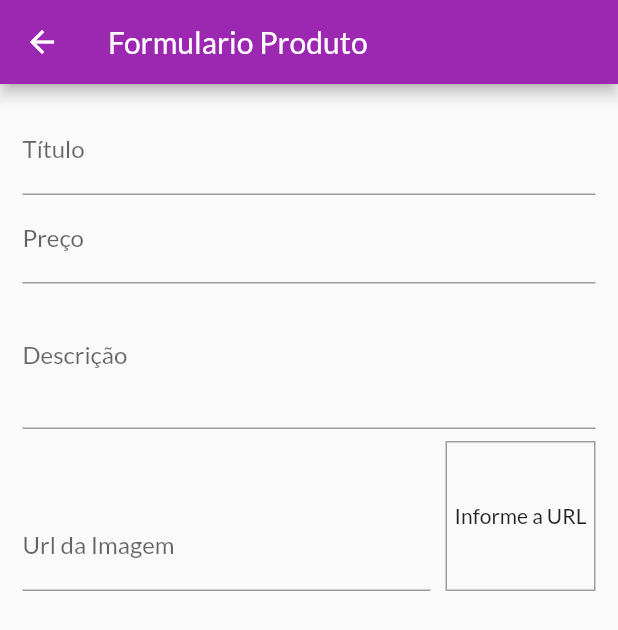
After one commit to getJv/cod3rs_shop, a Flutter app: the ProductFormScreen screen opened by its route, on a phone screen of 412 x 824 dp. The commit adds this screen. Shown: the top 630 px of the screen. Run offline on Flutter 3.47's test engine with Material 2 defaults, Android fonts, the phone set to English and light mode, and no system bars; network calls fail.

Commit message:
update: class 246 ok

```diff
--- a/lib/main.dart
+++ b/lib/main.dart
@@ -5,7 +5,9 @@ import 'package:cod3r_shop/utils/app_routes.dart';
 import 'package:cod3r_shop/views/cart_screen.dart';
 import 'package:cod3r_shop/views/orders_screen.dart';
 import 'package:cod3r_shop/views/product_detail_screen.dart';
+import 'package:cod3r_shop/views/product_form_screen.dart';
 import 'package:cod3r_shop/views/products_overview_screen.dart';
+import 'package:cod3r_shop/views/products_screen.dart';
 import 'package:flutter/material.dart';
 import 'package:provider/provider.dart';
 
@@ -40,6 +42,8 @@ class MyApp extends StatelessWidget {
           AppRoutes.PRODUCT_DETAIL: (ctx) => ProductDetailScreen(),
           AppRoutes.CART: (ctx) => CartScreen(),
           AppRoutes.ORDERS: (ctx) => OrdersScreens(),
+          AppRoutes.PRODUCTS: (ctx) => ProductsScreen(),
+          AppRoutes.PRODUCT_FORM: (ctx) => ProductFormScreen(),
         },
       ),
     );
--- a/lib/providers/product_provider.dart
+++ b/lib/providers/product_provider.dart
@@ -10,6 +10,10 @@ class ProductsProvider with ChangeNotifier {
   // gera uma nova lista com o spreadOperator
   List<Product> get items => [..._items];
 
+  int get itemsCount {
+    return _items.length;
+  }
+
   List<Product> get favoriteItems =>
       _items.where((prod) => prod.isFavorite).toList();
 
--- a/lib/utils/app_routes.dart
+++ b/lib/utils/app_routes.dart
@@ -3,4 +3,6 @@ class AppRoutes {
   static const CART = '/cart';
   static const ORDERS = '/orders';
   static const HOME = '/home';
+  static const PRODUCTS = '/products';
+  static const PRODUCT_FORM = '/product-form';
 }
--- /dev/null
+++ b/lib/views/product_form_screen.dart
@@ -0,0 +1,109 @@
+import 'package:flutter/material.dart';
+
+class ProductFormScreen extends StatefulWidget {
+  @override
+  _ProductFormScreenState createState() => _ProductFormScreenState();
+}
+
+class _ProductFormScreenState extends State<ProductFormScreen> {
+  final _priceFocusNode = FocusNode();
+  final _descriptonFocusNode = FocusNode();
+  final _imageUrlFocusNode = FocusNode();
+  final _imageUrlController = TextEditingController();
+
+  void _updateUmageUrl() {
+    setState(() {});
+  }
+
+  @override
+  void initState() {
+    super.initState();
+    _imageUrlFocusNode.addListener(_updateUmageUrl);
+  }
+
+  @override
+  void dispose() {
+    super.dispose();
+    _priceFocusNode.dispose();
+    _descriptonFocusNode.dispose();
+    _imageUrlFocusNode.removeListener(_updateUmageUrl);
+    _imageUrlFocusNode.dispose();
+  }
+
+  @override
+  Widget build(BuildContext context) {
+    return Scaffold(
+      appBar: AppBar(
+        title: Text('Formulario Produto'),
+      ),
+      body: Padding(
+        padding: EdgeInsets.all(15.0),
+        child: Form(
+          child: ListView(
+            children: [
+              TextFormField(
+                decoration: InputDecoration(
+                  labelText: 'Título',
+                ),
+                textInputAction: TextInputAction.next,
+                onFieldSubmitted: (_) {
+                  FocusScope.of(context).requestFocus(_priceFocusNode);
+                },
+              ),
+              TextFormField(
+                decoration: InputDecoration(
+                  labelText: 'Preço',
+                ),
+                onFieldSubmitted: (_) {
+                  FocusScope.of(context).requestFocus(_descriptonFocusNode);
+                },
+                focusNode: _priceFocusNode,
+                textInputAction: TextInputAction.next,
+                keyboardType: TextInputType.numberWithOptions(decimal: true),
+              ),
+              TextFormField(
+                decoration: InputDecoration(
+                  labelText: 'Descrição',
+                ),
+                focusNode: _descriptonFocusNode,
+                maxLines: 3,
+                keyboardType: TextInputType.multiline,
+              ),
+              Row(
+                crossAxisAlignment: CrossAxisAlignment.end,
+                children: [
+                  Expanded(
+                    child: TextFormField(
+                      decoration: InputDecoration(
+                        labelText: 'Url da Imagem ',
+                      ),
+                      controller: _imageUrlController,
+                      keyboardType: TextInputType.url,
+                      textInputAction: TextInputAction.done,
+                      focusNode: _imageUrlFocusNode,
+                    ),
+                  ),
+                  Container(
+                    height: 100,
+                    width: 100,
+                    margin: EdgeInsets.only(top: 8, left: 10),
+                    decoration: BoxDecoration(
+                      border: Border.all(color: Colors.grey, width: 1),
+                    ),
+                    alignment: Alignment.center,
+                    child: _imageUrlController.text.isEmpty
+                        ? Text('Informe a URL')
+                        : FittedBox(
+                            child: Image.network(_imageUrlController.text),
+                            fit: BoxFit.cover,
+                          ),
+                  )
+                ],
+              ),
+            ],
+          ),
+        ),
+      ),
+    );
+  }
+}
--- a/lib/widgets/product_grid.dart
+++ b/lib/widgets/product_grid.dart
@@ -2,7 +2,7 @@ import 'package:cod3r_shop/providers/product_provider.dart';
 import 'package:flutter/material.dart';
 import 'package:provider/provider.dart';
 
-import 'product_item.dart';
+import 'product_grid_item.dart';
 
 class ProductGrid extends StatelessWidget {
   final bool showFavoriteOnly;
@@ -22,7 +22,7 @@ class ProductGrid extends StatelessWidget {
       //pois isso aqui utilizamos value ao inves de create
       itemBuilder: (ctx, i) => ChangeNotifierProvider.value(
         value: products[i],
-        child: ProductItem(),
+        child: ProductGridItem(),
       ),
       gridDelegate: SliverGridDelegateWithFixedCrossAxisCount(
         crossAxisCount: 2,
```
Also changed, not shown: lib/views/products_screen.dart (added, +42 -0 lines), lib/widgets/app_drawer.dart (+10 -0 lines), lib/widgets/product_grid_item.dart (added, +69 -0 lines), lib/widgets/product_item.dart (+24 -58 lines).
